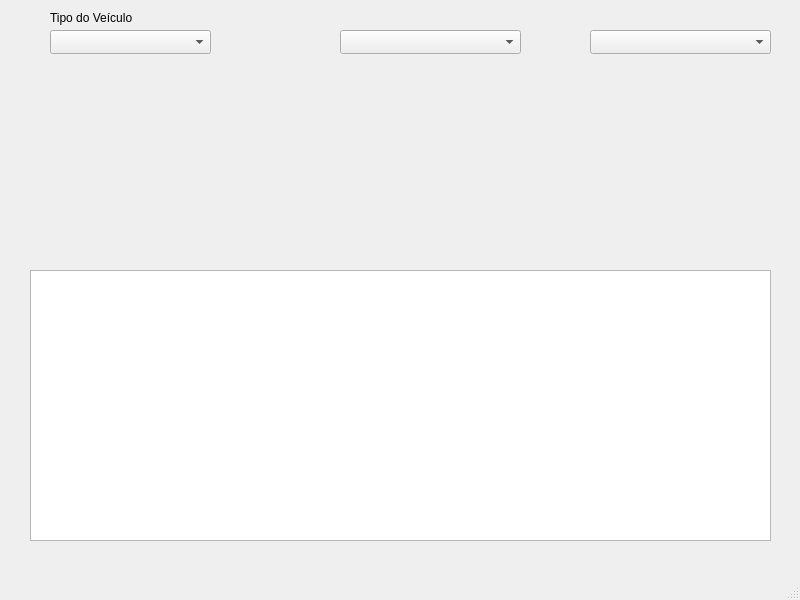
Before: the Qt Designer form mainwindow.ui in walter-agostinho/Vehicle_Searching, drawn with Qt 5.
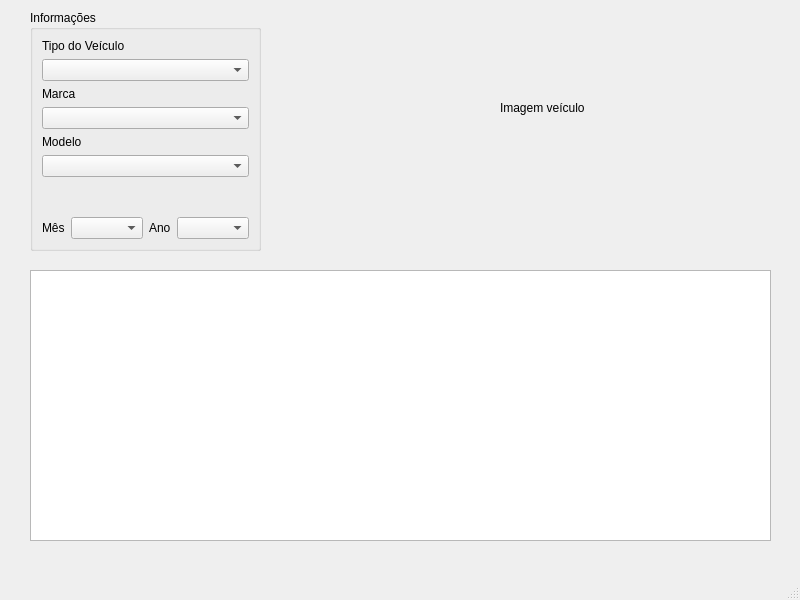
After: the same form once the commit is applied.

Commit message: changed layout mainwindow ui(vehicle info)

Patch:
```diff
--- a/mainwindow.ui
+++ b/mainwindow.ui
@@ -14,39 +14,6 @@
    <string>MainWindow</string>
   </property>
   <widget class="QWidget" name="centralwidget">
-   <widget class="QComboBox" name="brandComboBox">
-    <property name="geometry">
-     <rect>
-      <x>340</x>
-      <y>30</y>
-      <width>181</width>
-      <height>24</height>
-     </rect>
-    </property>
-   </widget>
-   <widget class="QComboBox" name="modelComboBox">
-    <property name="geometry">
-     <rect>
-      <x>590</x>
-      <y>30</y>
-      <width>181</width>
-      <height>24</height>
-     </rect>
-    </property>
-   </widget>
-   <widget class="QLabel" name="label">
-    <property name="geometry">
-     <rect>
-      <x>50</x>
-      <y>10</y>
-      <width>91</width>
-      <height>16</height>
-     </rect>
-    </property>
-    <property name="text">
-     <string>Tipo do Veículo</string>
-    </property>
-   </widget>
    <widget class="QTableWidget" name="vehicleTableWidget">
     <property name="geometry">
      <rect>
@@ -57,15 +24,100 @@
      </rect>
     </property>
    </widget>
-   <widget class="QComboBox" name="vehicleTypeComboBox">
+   <widget class="QLabel" name="label_4">
     <property name="geometry">
      <rect>
-      <x>50</x>
-      <y>30</y>
-      <width>161</width>
-      <height>24</height>
+      <x>500</x>
+      <y>100</y>
+      <width>91</width>
+      <height>16</height>
      </rect>
     </property>
+    <property name="text">
+     <string>Imagem veículo</string>
+    </property>
+   </widget>
+   <widget class="QGroupBox" name="groupBox">
+    <property name="geometry">
+     <rect>
+      <x>30</x>
+      <y>10</y>
+      <width>231</width>
+      <height>241</height>
+     </rect>
+    </property>
+    <property name="title">
+     <string>Informações</string>
+    </property>
+    <layout class="QVBoxLayout" name="verticalLayout">
+     <item>
+      <widget class="QLabel" name="label">
+       <property name="text">
+        <string>Tipo do Veículo</string>
+       </property>
+      </widget>
+     </item>
+     <item>
+      <widget class="QComboBox" name="vehicleTypeComboBox"/>
+     </item>
+     <item>
+      <widget class="QLabel" name="label_2">
+       <property name="text">
+        <string>Marca</string>
+       </property>
+      </widget>
+     </item>
+     <item>
+      <widget class="QComboBox" name="brandComboBox"/>
+     </item>
+     <item>
+      <widget class="QLabel" name="label_3">
+       <property name="text">
+        <string>Modelo</string>
+       </property>
+      </widget>
+     </item>
+     <item>
+      <widget class="QComboBox" name="modelComboBox"/>
+     </item>
+     <item>
+      <spacer name="verticalSpacer">
+       <property name="orientation">
+        <enum>Qt::Vertical</enum>
+       </property>
+       <property name="sizeHint" stdset="0">
+        <size>
+         <width>20</width>
+         <height>40</height>
+        </size>
+       </property>
+      </spacer>
+     </item>
+     <item>
+      <layout class="QHBoxLayout" name="horizontalLayout">
+       <item>
+        <widget class="QLabel" name="label_5">
+         <property name="text">
+          <string>Mês</string>
+         </property>
+        </widget>
+       </item>
+       <item>
+        <widget class="QComboBox" name="comboBox"/>
+       </item>
+       <item>
+        <widget class="QLabel" name="label_6">
+         <property name="text">
+          <string>Ano</string>
+         </property>
+        </widget>
+       </item>
+       <item>
+        <widget class="QComboBox" name="comboBox_2"/>
+       </item>
+      </layout>
+     </item>
+    </layout>
    </widget>
   </widget>
   <widget class="QMenuBar" name="menubar">
```
The commit also changes 3 other files.
